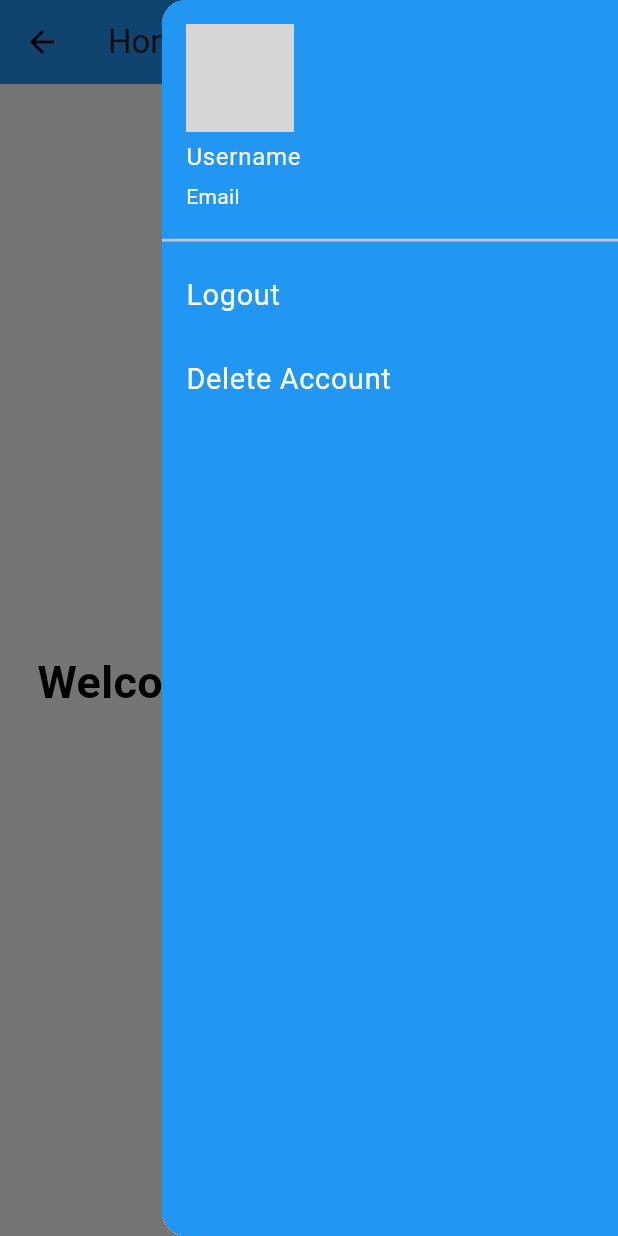
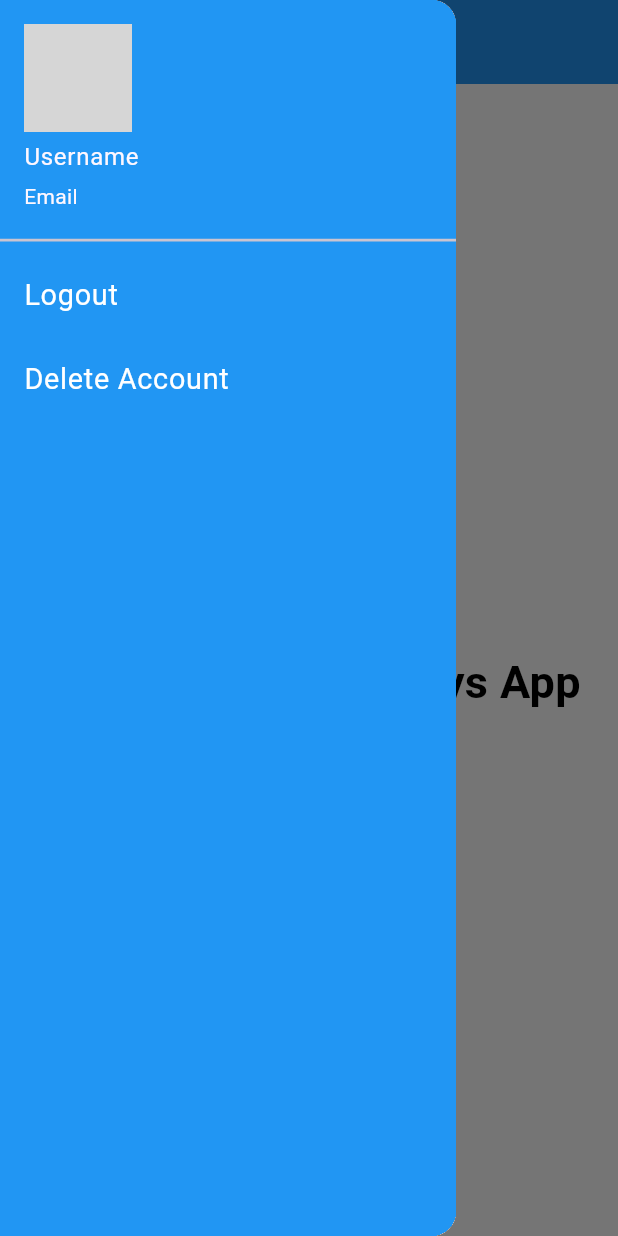
Before and after one commit to MohsinAli0899/Flutter-Task-1, a Flutter app: the HomePage screen opened by its route, with the side drawer open, on a phone screen of 412 x 824 dp. Run offline on Flutter 3.47's test engine with Material 3 defaults, Android fonts, the phone set to English and light mode, and no system bars; our stand-ins replace email_validator; network calls fail; grey boxes are pictures that could not be loaded.

Commit message:
Drawer button is modified and removed back icon button from homepage

```diff
--- a/lib/Screens/home_page.dart
+++ b/lib/Screens/home_page.dart
@@ -1,6 +1,5 @@
 import 'package:flutter/material.dart';
-import 'package:flutter/services.dart';
-import 'package:api_integration_python/widgets/drawer.dart';
+import 'package:api_integration_python/utils/drawer.dart';
 
 class HomePage extends StatelessWidget {
   const HomePage({super.key});
@@ -13,24 +12,27 @@ class HomePage extends StatelessWidget {
         title: const Text("Home Page"),
         backgroundColor: Colors.blue,
         elevation: 0.5,
-        leading: IconButton(
-          icon: const Icon(Icons.arrow_back),
-          color: Colors.black,
-          onPressed: () {
-            SystemNavigator.pop(); // Close the app
-          },
-        ),
-        actions: [
-          Builder(
-            builder: (context) => IconButton(
-              icon: const Icon(Icons.menu),
-              color: Colors.black,
-              onPressed: () {
-                Scaffold.of(context).openEndDrawer();
-              },
-            ),
-          ),
-        ],
+
+        // COMMENTED OUT BECAUSE WE DON"T NEED BACK BUTTON IN HOME PAGE
+
+        // // leading: IconButton(
+        // //   icon: const Icon(Icons.arrow_back),
+        // //   color: Colors.black,
+        // //   onPressed: () {
+        // //     SystemNavigator.pop(); // Close the app
+        // //   },
+        // ),
+        // actions: [
+        //   Builder(
+        //     builder: (context) => IconButton(
+        //       icon: const Icon(Icons.menu),
+        //       color: Colors.black,
+        //       onPressed: () {
+        //         Scaffold.of(context).openDrawer();
+        //       },
+        //     ),
+        //   ),
+        // ],
       ),
       body: const Center(
         child: Column(
@@ -55,7 +57,7 @@ class HomePage extends StatelessWidget {
           ],
         ),
       ),
-      endDrawer: const MyDrawer(),
+      drawer: const MyDrawer(),
     );
   }
 }
--- a/lib/main.dart
+++ b/lib/main.dart
@@ -1,7 +1,7 @@
 import 'package:api_integration_python/Screens/home_page.dart';
 import 'package:api_integration_python/Screens/login_page.dart';
 import 'package:api_integration_python/utils/routes.dart';
-import 'package:api_integration_python/widgets/themes.dart';
+import 'package:api_integration_python/utils/themes.dart';
 import 'package:flutter/material.dart';
 
 void main() {
--- a/lib/widgets/drawer.dart
+++ b/lib/utils/drawer.dart
@@ -23,20 +23,20 @@ class MyDrawer extends StatelessWidget {
                     backgroundImage: NetworkImage(imageUrl),
                   ),
                   decoration: BoxDecoration(
-                  color:  Colors.blue,
-                ),
+                    color: Colors.blue,
+                  ),
                 )),
             ListTile(
               title: Text(
                 "Logout",
-                textScaleFactor: 1.2,
+                textScaler: TextScaler.linear(1.2),
                 style: TextStyle(color: Colors.white),
               ),
             ),
             ListTile(
               title: Text(
                 "Delete Account",
-                textScaleFactor: 1.2,
+                textScaler: TextScaler.linear(1.2),
                 style: TextStyle(color: Colors.white),
               ),
             ),
```
Also changed, not shown: lib/utils/themes.dart (renamed from lib/widgets/themes.dart).
